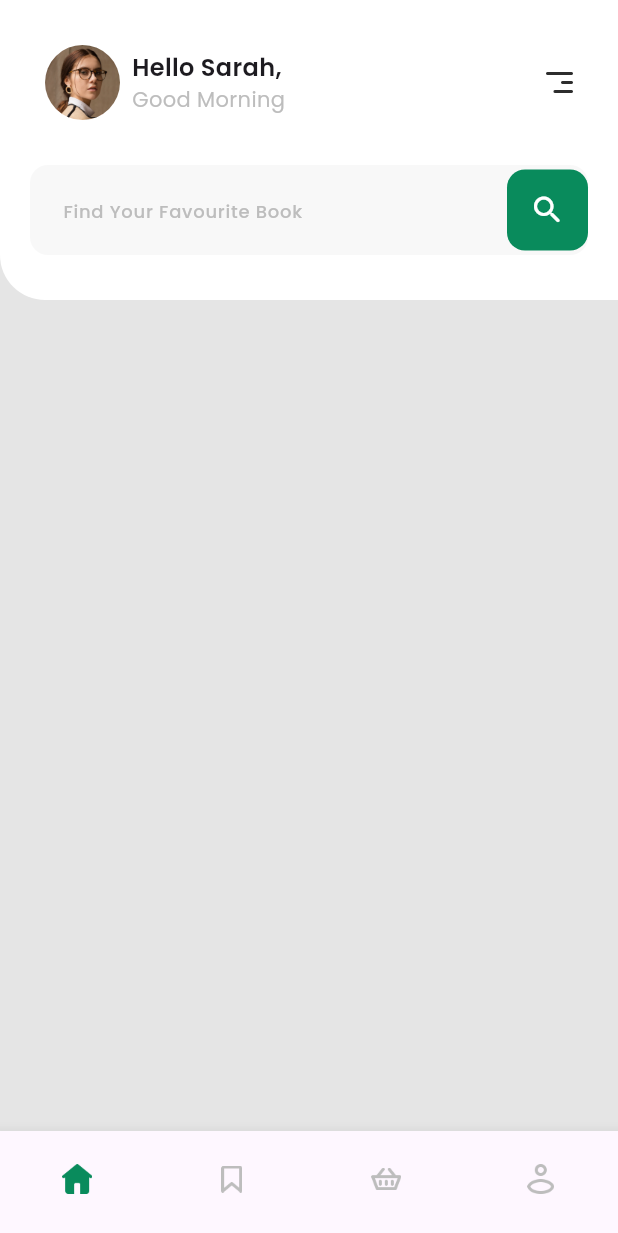
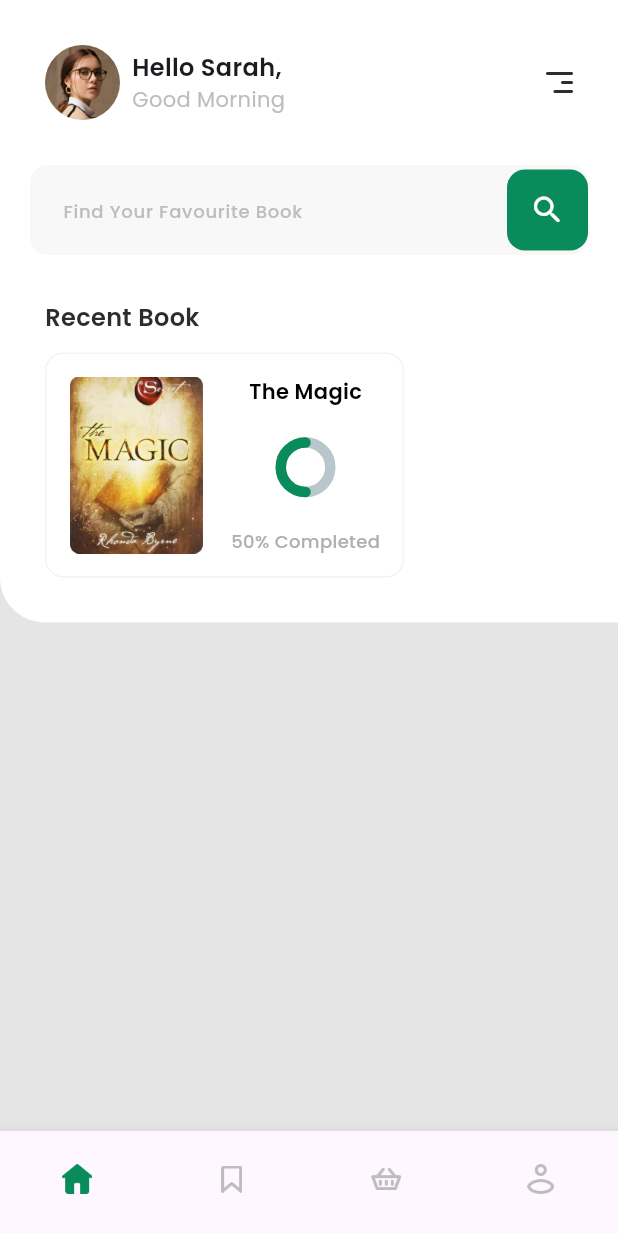
Before and after one commit to alfinefendi/e_book, a Flutter app: the screen it shows after launch, on a phone screen of 412 x 824 dp. Shown: the top 1233 px of the screen. Run offline on Flutter 3.47's test engine with Material 3 defaults, Android fonts, the phone set to English and light mode, and no system bars; drawn by our look-alikes of percent_indicator; our stand-ins replace google_fonts.

Commit message:
update recent book

```diff
--- a/lib/screens/home/home_page.dart
+++ b/lib/screens/home/home_page.dart
@@ -1,5 +1,6 @@
 import 'package:e_book/themes.dart';
 import 'package:flutter/material.dart';
+import 'package:percent_indicator/circular_percent_indicator.dart';
 
 class HomePage extends StatelessWidget {
   const HomePage({super.key});
@@ -79,6 +80,61 @@ class HomePage extends StatelessWidget {
       );
     }
 
+    Widget recentBook() {
+      return SingleChildScrollView(
+        padding: EdgeInsets.symmetric(horizontal: 30),
+        child: Row(
+          children: [
+            Container(
+              height: 150,
+              padding: EdgeInsets.all(15),
+              decoration: BoxDecoration(
+                border: Border.all(color: borderColorRecentBook),
+                borderRadius: BorderRadius.all(
+                  Radius.circular(12),
+                ),
+              ),
+              child: Row(
+                children: [
+                  Image.asset(
+                    'assets/images/recentbook_1.png',
+                    width: 90,
+                  ),
+                  SizedBox(
+                    width: 18,
+                  ),
+                  Column(
+                    mainAxisAlignment: MainAxisAlignment.spaceBetween,
+                    children: [
+                      Text(
+                        'The Magic',
+                        style: semiBoldText14.copyWith(color: blackColor2),
+                      ),
+                      CircularPercentIndicator(
+                        reverse: true,
+                        radius: 20,
+                        lineWidth: 7,
+                        animation: true,
+                        percent: 0.5,
+                        circularStrokeCap: CircularStrokeCap.round,
+                        progressColor: greenColor,
+                      ),
+                      Text(
+                        '50% Completed',
+                        style: mediumText12.copyWith(
+                          color: greyColorRecentBook,
+                        ),
+                      ),
+                    ],
+                  )
+                ],
+              ),
+            ),
+          ],
+        ),
+      );
+    }
+
     return Scaffold(
       backgroundColor: backgroundColor,
       body: ListView(
@@ -92,7 +148,22 @@ class HomePage extends StatelessWidget {
               ),
             ),
             child: Column(
-              children: [header(), SizedBox(height: 30), searchField()],
+              crossAxisAlignment: CrossAxisAlignment.start,
+              children: [
+                header(),
+                SizedBox(height: 30),
+                searchField(),
+                SizedBox(height: 30),
+                Padding(
+                  padding: const EdgeInsets.symmetric(horizontal: 30),
+                  child: Text(
+                    'Recent Book',
+                    style: semiBoldText16.copyWith(color: blackColor),
+                  ),
+                ),
+                SizedBox(height: 12),
+                recentBook()
+              ],
             ),
           )
         ],
--- a/lib/themes.dart
+++ b/lib/themes.dart
@@ -9,24 +9,31 @@ Color greyColor = Color(0xFFBDBDBD);
 Color greyColorSearchField = Color(0xFFF8F8F8);
 Color greenColor = Color(0xFF098B5C);
 Color greyColorRecentBook = Color(0xFFAFAFAF);
+Color borderColorRecentBook = Color(0xFFF3F3F3);
 Color greyColorInfo = Color(0xFFF7F7F7);
 Color dividerColor = Color(0xFF6B6B6B);
 
 // SEMIBOLD TEXT
-TextStyle semiBoldText20 = GoogleFonts.poppins(fontSize: 20, fontWeight: semiBold);
-TextStyle semiBoldText16 = GoogleFonts.poppins(fontSize: 16, fontWeight: semiBold);
-TextStyle semiBoldText14 = GoogleFonts.poppins(fontSize: 14, fontWeight: semiBold);
-TextStyle semiBoldText12 = GoogleFonts.poppins(fontSize: 12, fontWeight: semiBold);
+TextStyle semiBoldText20 =
+    GoogleFonts.poppins(fontSize: 20, fontWeight: semiBold);
+TextStyle semiBoldText16 =
+    GoogleFonts.poppins(fontSize: 16, fontWeight: semiBold);
+TextStyle semiBoldText14 =
+    GoogleFonts.poppins(fontSize: 14, fontWeight: semiBold);
+TextStyle semiBoldText12 =
+    GoogleFonts.poppins(fontSize: 12, fontWeight: semiBold);
 
 // REGULAR TEXT
-TextStyle regularText14 = GoogleFonts.poppins(fontSize: 14, fontWeight: regular);
-TextStyle regularText12 = GoogleFonts.poppins(color: greyColor, fontSize: 12, fontWeight: regular);
+TextStyle regularText14 =
+    GoogleFonts.poppins(fontSize: 14, fontWeight: regular);
+TextStyle regularText12 =
+    GoogleFonts.poppins(color: greyColor, fontSize: 12, fontWeight: regular);
 
 // MEDIUM TEXT
-TextStyle mediumText12 = GoogleFonts.poppins(color: dividerColor, fontSize: 12, fontWeight: medium);
+TextStyle mediumText12 =
+    GoogleFonts.poppins(color: dividerColor, fontSize: 12, fontWeight: medium);
 TextStyle mediumText14 = GoogleFonts.poppins(fontSize: 14, fontWeight: medium);
 TextStyle mediumText10 = GoogleFonts.poppins(fontSize: 10, fontWeight: medium);
-
 
 FontWeight light = FontWeight.w300;
 FontWeight regular = FontWeight.w400;
--- a/pubspec.yaml
+++ b/pubspec.yaml
@@ -35,6 +35,7 @@ dependencies:
   # The following adds the Cupertino Icons font to your application.
   # Use with the CupertinoIcons class for iOS style icons.
   cupertino_icons: ^1.0.6
+  percent_indicator: ^4.2.3
 
 dev_dependencies:
   flutter_test:
```
Also changed, not shown: pubspec.lock.
